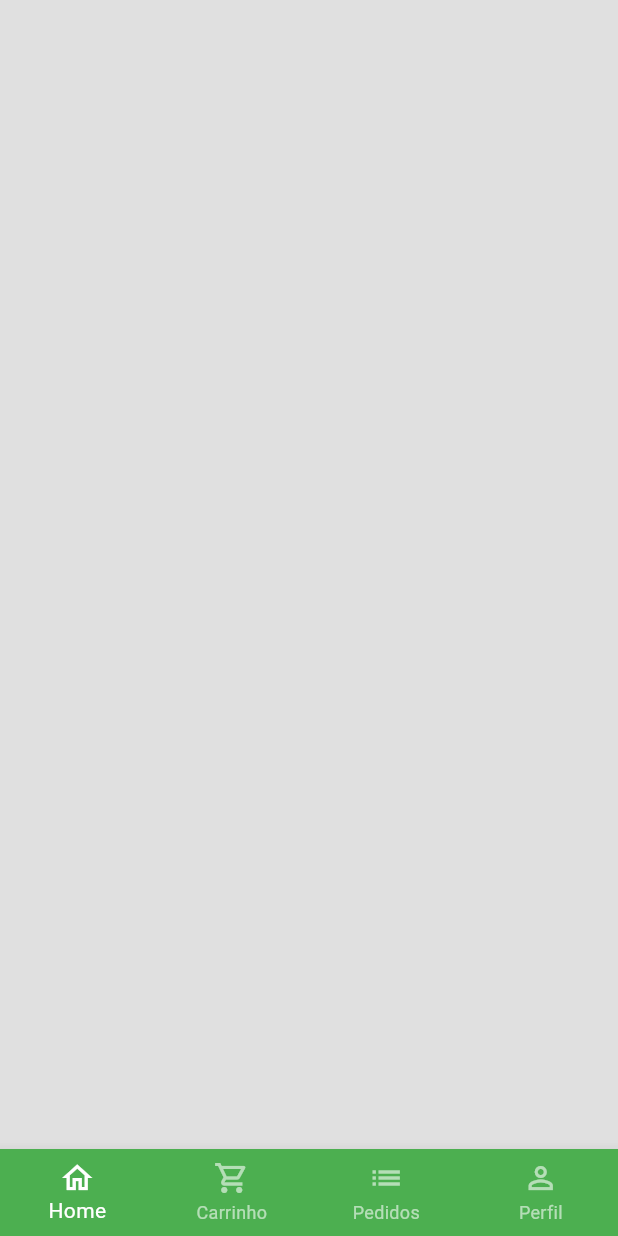
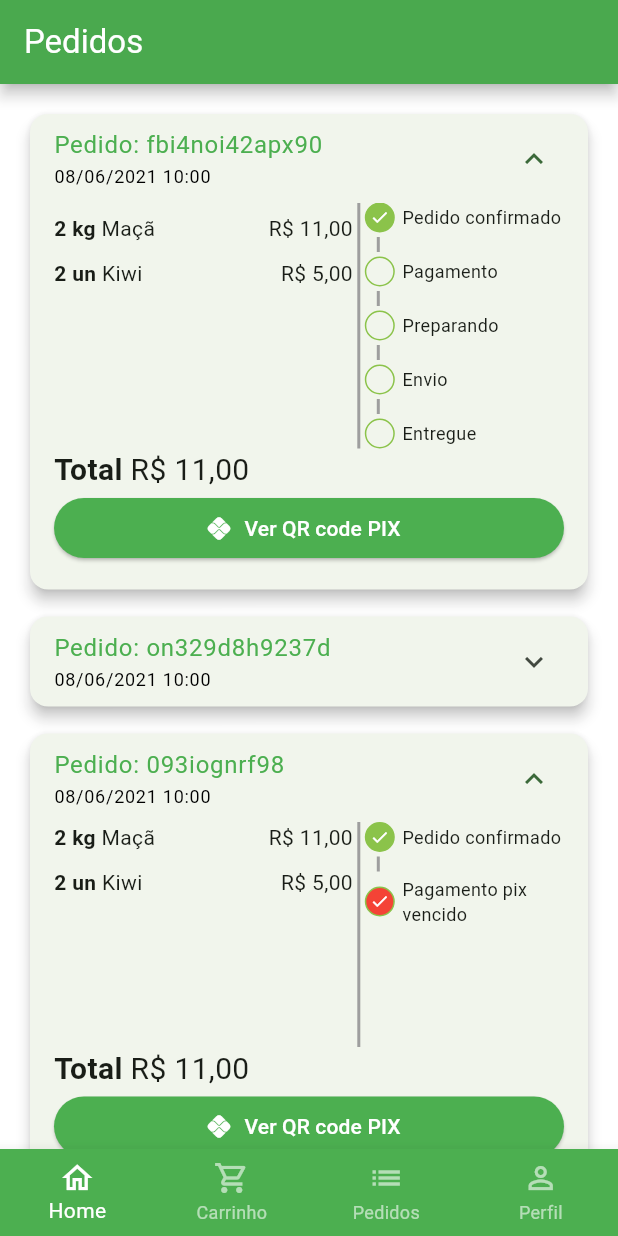
Before and after one commit to CaioReis29/greenGroocer, a Flutter app: the BaseScreen screen opened directly, swiped to page 3, on a phone screen of 412 x 824 dp. Run offline on Flutter 3.47's test engine with Material 2 defaults, Android fonts, the phone set to English and light mode, and no system bars; our stand-ins replace animated_text_kit, badges, mask_text_input_formatter, qr_flutter.

Commit message:
feat: purchase status screen and QR code button implemented

```diff
--- a/lib/src/config/app_data.dart
+++ b/lib/src/config/app_data.dart
@@ -1,4 +1,5 @@
 import 'package:greengrocer/src/models/cart_item_model.dart';
+import 'package:greengrocer/src/models/order_model.dart';
 import 'package:greengrocer/src/models/user_model.dart';
 
 import '../models/item_model.dart';
@@ -90,3 +91,60 @@ UserModel user = UserModel(
   cpf: "999.999.999-99",
   password: "",
 );
+
+List<OrderModel> orders = [
+  OrderModel(
+    id: 'fbi4noi42apx90',
+    createdDateTime: DateTime.parse('2021-06-08 10:00:12.787'),
+    overdueDateTime: DateTime.parse('2024-06-08 13:00:12.787'),
+    status: "pending_payment",
+    cartItems: [
+      CartItemModel(
+        item: apple,
+        quantity: 2,
+      ),
+      CartItemModel(
+        item: kiwi,
+        quantity: 2,
+      ),
+    ],
+    copyAndPaste: 'a1plg01k90',
+    total: 11.0,
+  ),
+  OrderModel(
+    id: 'on329d8h9237d',
+    createdDateTime: DateTime.parse('2021-06-08 10:00:12.787'),
+    overdueDateTime: DateTime.parse('2024-06-08 13:00:12.787'),
+    status: "preparing_purchase",
+    cartItems: [
+      CartItemModel(
+        item: apple,
+        quantity: 2,
+      ),
+      CartItemModel(
+        item: kiwi,
+        quantity: 2,
+      ),
+    ],
+    copyAndPaste: 'a1plg01k90',
+    total: 11.0,
+  ),
+  OrderModel(
+    id: '093iognrf98',
+    createdDateTime: DateTime.parse('2021-06-08 10:00:12.787'),
+    overdueDateTime: DateTime.parse('2021-06-08 13:00:12.787'),
+    status: "pending_payment",
+    cartItems: [
+      CartItemModel(
+        item: apple,
+        quantity: 2,
+      ),
+      CartItemModel(
+        item: kiwi,
+        quantity: 2,
+      ),
+    ],
+    copyAndPaste: 'a1plg01k90',
+    total: 11.0,
+  ),
+];
--- /dev/null
+++ b/lib/src/models/order_model.dart
@@ -0,0 +1,22 @@
+// ignore_for_file: public_member_api_docs, sort_constructors_first
+
+import 'package:greengrocer/src/models/cart_item_model.dart';
+
+class OrderModel {
+  String id;
+  DateTime createdDateTime;
+  DateTime overdueDateTime;
+  List<CartItemModel> cartItems;
+  String status;
+  String copyAndPaste;
+  double total;
+  OrderModel({
+    required this.id,
+    required this.createdDateTime,
+    required this.overdueDateTime,
+    required this.cartItems,
+    required this.status,
+    required this.copyAndPaste,
+    required this.total,
+  });
+}
--- a/lib/src/screens/base/base_screen.dart
+++ b/lib/src/screens/base/base_screen.dart
@@ -1,6 +1,7 @@
 import 'package:flutter/material.dart';
 import 'package:greengrocer/src/screens/cart/cart_tab.dart';
 import 'package:greengrocer/src/screens/home/home_tab.dart';
+import 'package:greengrocer/src/screens/orders/orders_tab.dart';
 import 'package:greengrocer/src/screens/profile/profile_tab.dart';
 
 class BaseScreen extends StatefulWidget {
@@ -20,13 +21,11 @@ class _BaseScreenState extends State<BaseScreen> {
       body: PageView(
         controller: pageController,
         physics: const NeverScrollableScrollPhysics(),
-        children: [
-          const HomeTab(),
-          const CartTab(),
-          Container(
-            color: Colors.black12,
-          ),
-          const ProfileTab(),
+        children: const [
+          HomeTab(),
+          CartTab(),
+          OrdersTab(),
+          ProfileTab(),
         ],
       ),
       bottomNavigationBar: BottomNavigationBar(
--- a/lib/src/screens/cart/cart_tab.dart
+++ b/lib/src/screens/cart/cart_tab.dart
@@ -4,6 +4,8 @@ import 'package:greengrocer/src/models/cart_item_model.dart';
 import 'package:greengrocer/src/screens/cart/components/cart_tile.dart';
 import 'package:greengrocer/src/services/utils_services.dart';
 import 'package:greengrocer/src/config/app_data.dart' as app_data;
+
+import '../common/_payment_dialog.dart';
 
 class CartTab extends StatefulWidget {
   const CartTab({super.key});
@@ -128,7 +130,13 @@ class _CartTabState extends State<CartTab> {
             child: const Text("Não"),
           ),
           ElevatedButton(
-            onPressed: () {},
+            onPressed: () {
+              Navigator.of(context).pop();
+              showDialog(
+                context: context,
+                builder: (c) => PaymentDialog(order: app_data.orders.first),
+              );
+            },
             style: ElevatedButton.styleFrom(
               backgroundColor: Colors.green,
             ),
--- /dev/null
+++ b/lib/src/screens/common/_payment_dialog.dart
@@ -0,0 +1,92 @@
+// ignore_for_file: public_member_api_docs, sort_constructors_first
+import 'package:flutter/material.dart';
+import 'package:greengrocer/src/services/utils_services.dart';
+import 'package:qr_flutter/qr_flutter.dart';
+
+import 'package:greengrocer/src/models/order_model.dart';
+
+class PaymentDialog extends StatelessWidget {
+  PaymentDialog({
+    Key? key,
+    required this.order,
+  }) : super(key: key);
+
+  final OrderModel order;
+  final UtilsServices utilsServices = UtilsServices();
+
+  @override
+  Widget build(BuildContext context) {
+    return Dialog(
+      child: Stack(
+        alignment: Alignment.center,
+        children: [
+          Padding(
+            padding: const EdgeInsets.all(8.0),
+            child: Column(
+              mainAxisSize: MainAxisSize.min,
+              children: [
+                const Padding(
+                  padding: EdgeInsets.symmetric(vertical: 12),
+                  child: Text(
+                    "Pagamento via PIX",
+                    style: TextStyle(
+                      fontSize: 18,
+                      fontWeight: FontWeight.bold,
+                    ),
+                  ),
+                ),
+                QrImageView(
+                  data: "12345",
+                  version: QrVersions.auto,
+                  size: 200.0,
+                ),
+                Text(
+                  "Vencimento: ${utilsServices.formartDateTime(order.overdueDateTime)}",
+                  style: const TextStyle(
+                    fontSize: 12,
+                  ),
+                ),
+                Text(
+                  "Total: ${utilsServices.priceToCurrency(order.total)}",
+                  style: const TextStyle(
+                    fontSize: 17,
+                    fontWeight: FontWeight.bold,
+                  ),
+                ),
+                OutlinedButton.icon(
+                  onPressed: () {},
+                  style: OutlinedButton.styleFrom(
+                    side: const BorderSide(
+                      width: 2,
+                      color: Colors.green,
+                    ),
+                  ),
+                  icon: const Icon(
+                    Icons.copy,
+                    size: 15,
+                    color: Colors.green,
+                  ),
+                  label: const Text(
+                    "Copiar código PIX",
+                    style: TextStyle(
+                      fontSize: 13,
+                      color: Colors.green,
+                    ),
+                  ),
+                ),
+              ],
+            ),
+          ),
+          Positioned(
+            top: 0,
+            right: 0,
+            child: IconButton(
+              onPressed: () => Navigator.of(context).pop(),
+              icon: const Icon(Icons.close),
+            ),
+          ),
+        ],
+      ),
+    );
+  }
+}
--- /dev/null
+++ b/lib/src/screens/orders/components/order_item.dart
@@ -0,0 +1,43 @@
+import 'package:flutter/material.dart';
+
+import '../../../models/cart_item_model.dart';
+import '../../../services/utils_services.dart';
+
+class OrderItem extends StatelessWidget {
+  const OrderItem({
+    Key? key,
+    required this.utilsServices,
+    required this.orderItem,
+  }) : super(key: key);
+
+  final UtilsServices utilsServices;
+
+  final CartItemModel orderItem;
+
+  @override
+  Widget build(BuildContext context) {
+    return Padding(
+      padding: const EdgeInsets.only(bottom: 10),
+      child: Row(
+        children: [
+          Text(
+            "${orderItem.quantity} ${orderItem.item.unit} ",
+            style: const TextStyle(
+              fontWeight: FontWeight.bold,
+            ),
+          ),
+          Expanded(
+            child: Text(
+              orderItem.item.itemName,
+            ),
+          ),
+          Text(
+            utilsServices.priceToCurrency(
+              orderItem.totalPrice(),
+            ),
+          ),
+        ],
+      ),
+    );
+  }
+}
--- /dev/null
+++ b/lib/src/screens/orders/components/order_status_widget.dart
@@ -0,0 +1,142 @@
+// ignore_for_file: public_member_api_docs, sort_constructors_first
+import 'package:flutter/material.dart';
+
+import 'package:greengrocer/src/config/custom_colors.dart';
+
+class OrderStatusWidget extends StatelessWidget {
+  OrderStatusWidget({
+    Key? key,
+    required this.status,
+    required this.isOverdue,
+  }) : super(key: key);
+
+  final String status;
+  final bool isOverdue;
+
+  final Map<String, int> allStatus = {
+    'pending_payment': 0,
+    'refunded': 1,
+    'paid': 2,
+    'preparing_purchase': 3,
+    'shipping': 4,
+    'delivered': 5,
+  };
+
+  int get currentStatus => allStatus[status]!;
+
+  @override
+  Widget build(BuildContext context) {
+    return Column(
+      crossAxisAlignment: CrossAxisAlignment.start,
+      children: [
+        const StatusDot(
+          isActivy: true,
+          title: "Pedido confirmado",
+        ),
+        const _CustomDivider(),
+        if (currentStatus == 1) ...[
+          const StatusDot(
+            isActivy: true,
+            title: "Pix estornado",
+            backgroundColor: Colors.orange,
+          ),
+        ] else if (isOverdue) ...[
+          const StatusDot(
+            isActivy: true,
+            title: "Pagamento pix vencido",
+            backgroundColor: Colors.red,
+          ),
+        ] else ...[
+          StatusDot(
+            isActivy: currentStatus >= 2,
+            title: "Pagamento",
+          ),
+        const _CustomDivider(),
+        StatusDot(
+            isActivy: currentStatus >= 3,
+            title: "Preparando",
+          ),
+        const _CustomDivider(),
+          StatusDot(
+            isActivy: currentStatus >= 4,
+            title: "Envio",
+          ),
+        const _CustomDivider(),
+          StatusDot(
+            isActivy: currentStatus == 5,
+            title: "Entregue",
+          ),
+        ]
+      ],
+    );
+  }
+}
+
+class _CustomDivider extends StatelessWidget {
+  const _CustomDivider();
+
+  @override
+  Widget build(BuildContext context) {
+    return Container(
+      margin: const EdgeInsets.symmetric(horizontal: 8, vertical: 3),
+      height: 10,
+      width: 2,
+      color: Colors.grey.shade500,
+    );
+  }
+}
+
+class StatusDot extends StatelessWidget {
+  const StatusDot({
+    Key? key,
+    required this.isActivy,
+    required this.title,
+    this.backgroundColor,
+  }) : super(key: key);
+
+  final bool isActivy;
+  final String title;
+  final Color? backgroundColor;
+
+  @override
+  Widget build(BuildContext context) {
+    return Row(
+      children: [
+        Align(
+          alignment: Alignment.center,
+          child: Container(
+            height: 20,
+            width: 20,
+            decoration: BoxDecoration(
+              shape: BoxShape.circle,
+              border: Border.all(
+                color: CustomColors.customSwatchColor,
+              ),
+              color: isActivy
+                  ? backgroundColor ?? CustomColors.customSwatchColor
+                  : Colors.transparent,
+            ),
+            child: isActivy
+                ? const Icon(
+                    Icons.check,
+                    size: 13,
+                    color: Colors.white,
+                  )
+                : const SizedBox.shrink(),
+          ),
+        ),
+        const SizedBox(
+          width: 5,
+        ),
+        Expanded(
+          child: Text(
+            title,
+            style: const TextStyle(
+              fontSize: 12,
+            ),
+          ),
+        ),
+      ],
+    );
+  }
+}
--- /dev/null
+++ b/lib/src/screens/orders/components/order_tile.dart
@@ -0,0 +1,123 @@
+import 'package:flutter/material.dart';
+import 'package:greengrocer/src/models/order_model.dart';
+import 'package:greengrocer/src/screens/common/_payment_dialog.dart';
+import 'package:greengrocer/src/screens/orders/components/order_status_widget.dart';
+import 'package:greengrocer/src/services/utils_services.dart';
+
+import 'order_item.dart';
+
+class OrderTile extends StatelessWidget {
+  final OrderModel order;
+
+  OrderTile({
+    Key? key,
+    required this.order,
+  }) : super(key: key);
+
+  final UtilsServices utilsServices = UtilsServices();
+
+  @override
+  Widget build(BuildContext context) {
+    return Card(
+      elevation: 4,
+      child: Theme(
+        data: Theme.of(context).copyWith(dividerColor: Colors.transparent),
+        child: ExpansionTile(
+          initiallyExpanded: order.status == "pending_payment",
+          title: Column(
+            crossAxisAlignment: CrossAxisAlignment.start,
+            mainAxisSize: MainAxisSize.min,
+            children: [
+              Text(
+                "Pedido: ${order.id}",
+                style: const TextStyle(
+                  color: Colors.green,
+                ),
+              ),
+              Text(
+                utilsServices.formartDateTime(order.createdDateTime),
+                style: const TextStyle(
+                  fontSize: 12,
+                  color: Colors.black,
+                ),
+              ),
+            ],
+          ),
+          childrenPadding: const EdgeInsets.fromLTRB(16, 0, 16, 16),
+          expandedCrossAxisAlignment: CrossAxisAlignment.stretch,
+          children: [
+            IntrinsicHeight(
+              child: Row(
+                children: [
+                  Expanded(
+                    flex: 3,
+                    child: SizedBox(
+                      height: 150,
+                      child: ListView(
+                        children: order.cartItems.map((orderItem) {
+                          return OrderItem(
+                            utilsServices: utilsServices,
+                            orderItem: orderItem,
+                          );
+                        }).toList(),
+                      ),
+                    ),
+                  ),
+                  VerticalDivider(
+                    color: Colors.grey.shade500,
+                    thickness: 2,
+                    width: 8,
+                  ),
+                  Expanded(
+                    flex: 2,
+                    child: OrderStatusWidget(
+                      status: order.status,
+                      isOverdue: order.overdueDateTime.isBefore(DateTime.now()),
+                    ),
+                  ),
+                ],
+              ),
+            ),
+            Text.rich(
+              TextSpan(
+                style: const TextStyle(
+                  fontSize: 20,
+                ),
+                children: [
+                  const TextSpan(
+                      text: "Total ",
+                      style: TextStyle(
+                        fontWeight: FontWeight.bold,
+                      )),
+                  TextSpan(
+                    text: utilsServices.priceToCurrency(order.total),
+                  ),
+                ],
+              ),
+            ),
+            Visibility(
+              visible: order.status == "pending_payment",
+              child: ElevatedButton.icon(
+                onPressed: () => showDialog(
+                  context: context,
+                  builder: (c) => PaymentDialog(order: order),
+                ),
+                style: ElevatedButton.styleFrom(
+                  backgroundColor: Colors.green,
+                ),
+                icon: const Icon(
+                  Icons.pix,
+                  color: Colors.white,
+                ),
+                label: const Text(
+                  "Ver QR code PIX",
+                  style: TextStyle(color: Colors.white),
+                ),
+              ),
+            ),
+          ],
+        ),
+      ),
+    );
+  }
+}
--- /dev/null
+++ b/lib/src/screens/orders/orders_tab.dart
@@ -0,0 +1,29 @@
+import 'package:flutter/material.dart';
+import 'package:greengrocer/src/config/app_data.dart' as app_data;
+import 'package:greengrocer/src/screens/orders/components/order_tile.dart';
+
+class OrdersTab extends StatelessWidget {
+  const OrdersTab({super.key});
+
+  @override
+  Widget build(BuildContext context) {
+    return Scaffold(
+      appBar: AppBar(
+        backgroundColor: Colors.green,
+        shadowColor: Colors.black,
+        elevation: 4,
+        title: const Text(
+          'Pedidos',
+          style: TextStyle(color: Colors.white),
+        ),
+      ),
+      body: ListView.separated(
+        padding: const EdgeInsets.all(16),
+        physics: const BouncingScrollPhysics(),
+        separatorBuilder: (c, i) => const SizedBox(height: 10),
+        itemCount: app_data.orders.length,
+        itemBuilder: (c, i) => OrderTile(order: app_data.orders[i]),
+      ),
+    );
+  }
+}
--- a/lib/src/services/utils_services.dart
+++ b/lib/src/services/utils_services.dart
@@ -1,4 +1,5 @@
 import 'package:intl/intl.dart';
+import 'package:intl/date_symbol_data_local.dart';
 
 class UtilsServices {
   String priceToCurrency(double price) {
@@ -6,4 +7,12 @@ class UtilsServices {
 
     return numberFormat.format(price);
   }
+
+  String formartDateTime(DateTime dateTime) {
+    initializeDateFormatting();
+
+    DateFormat dateFormat = DateFormat.yMd('pt_BR').add_Hm();
+
+    return dateFormat.format(dateTime);
+  }
 }
--- a/pubspec.yaml
+++ b/pubspec.yaml
@@ -39,6 +39,7 @@ dependencies:
   mask_text_input_formatter: ^2.5.0
   badges: ^3.1.2
   intl: ^0.18.1
+  qr_flutter: ^4.1.0
 
 dev_dependencies:
   flutter_test:
```
Also changed, not shown: pubspec.lock.
